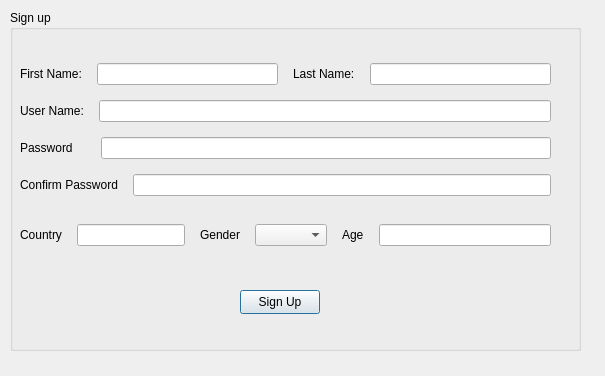
Qt form Guide_me/signup.ui (MARIO00410/Guide-Me) before a commit.
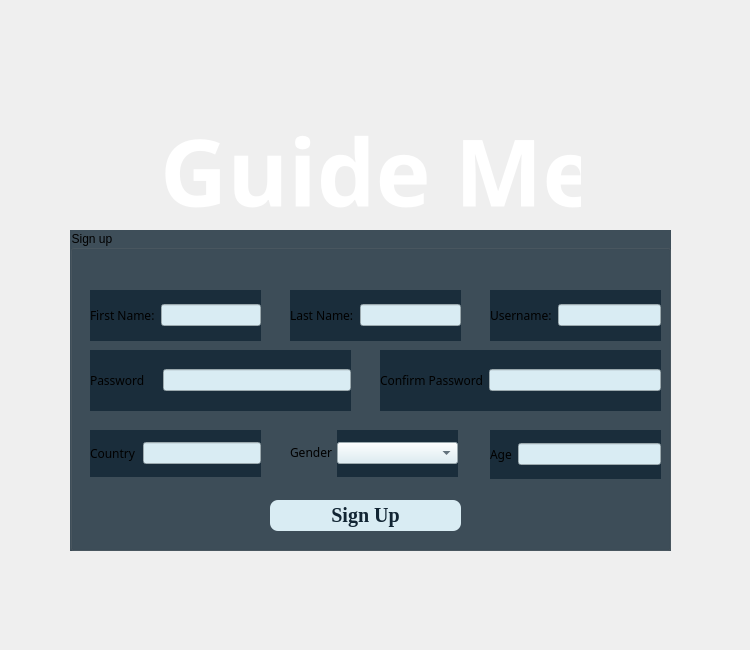
The same form after that commit.

Patch:
```diff
--- a/Guide_me/signup.ui
+++ b/Guide_me/signup.ui
@@ -6,8 +6,8 @@
    <rect>
     <x>0</x>
     <y>0</y>
-    <width>605</width>
-    <height>376</height>
+    <width>750</width>
+    <height>650</height>
    </rect>
   </property>
   <property name="windowTitle">
@@ -16,83 +16,158 @@
   <widget class="QGroupBox" name="groupBox">
    <property name="geometry">
     <rect>
-     <x>10</x>
-     <y>10</y>
-     <width>571</width>
-     <height>341</height>
+     <x>70</x>
+     <y>230</y>
+     <width>601</width>
+     <height>321</height>
     </rect>
    </property>
+   <property name="styleSheet">
+    <string notr="true">background-color:rgba(18,37,51,0.8);
+</string>
+   </property>
    <property name="title">
     <string>Sign up</string>
    </property>
-   <widget class="QWidget" name="layoutWidget">
+   <widget class="QPushButton" name="pushButton">
     <property name="geometry">
      <rect>
-      <x>10</x>
-      <y>40</y>
-      <width>531</width>
-      <height>211</height>
+      <x>200</x>
+      <y>270</y>
+      <width>191</width>
+      <height>31</height>
      </rect>
     </property>
-    <layout class="QVBoxLayout" name="verticalLayout_2">
-     <property name="spacing">
-      <number>15</number>
-     </property>
-     <item>
-      <layout class="QVBoxLayout" name="verticalLayout">
-       <property name="spacing">
-        <number>15</number>
-       </property>
+    <property name="font">
+     <font>
+      <family>Times New Roman</family>
+      <pointsize>15</pointsize>
+      <bold>true</bold>
+     </font>
+    </property>
+    <property name="styleSheet">
+     <string notr="true">background-color:rgba(217,236,243,255);
+color:rgba(18,37,51,255);
+border-radius: 8px;
+</string>
+    </property>
+    <property name="text">
+     <string>Sign Up</string>
+    </property>
+   </widget>
+   <widget class="QWidget" name="layoutWidget">
+    <property name="geometry">
+     <rect>
+      <x>420</x>
+      <y>200</y>
+      <width>171</width>
+      <height>49</height>
+     </rect>
+    </property>
+    <layout class="QHBoxLayout" name="horizontalLayout_9">
        <item>
-        <layout class="QHBoxLayout" name="horizontalLayout_6">
-         <item>
-          <layout class="QHBoxLayout" name="horizontalLayout">
-           <item>
-            <widget class="QLabel" name="label">
+      <widget class="QLabel" name="label_8">
+       <property name="font">
+        <font>
+         <family>Segoe UI Black</family>
+        </font>
+       </property>
+       <property name="styleSheet">
+        <string notr="true">background-color:transparent;</string>
+       </property>
              <property name="text">
-              <string>First Name:</string>
+        <string>Age</string>
              </property>
             </widget>
            </item>
            <item>
-            <widget class="QLineEdit" name="fNameLineEdit"/>
-           </item>
-          </layout>
-         </item>
+      <widget class="QLineEdit" name="AgeLineEdit">
+       <property name="styleSheet">
+        <string notr="true">background-color: rgba(217,236,243,255);
+color: rgba(18,37,51,255);
+</string>
+       </property>
+      </widget>
+     </item>
+    </layout>
+   </widget>
+   <widget class="QWidget" name="layoutWidget">
+    <property name="geometry">
+     <rect>
+      <x>267</x>
+      <y>200</y>
+      <width>121</width>
+      <height>47</height>
+     </rect>
+    </property>
+    <layout class="QHBoxLayout" name="horizontalLayout_8">
          <item>
-          <layout class="QHBoxLayout" name="horizontalLayout_2">
-           <item>
-            <widget class="QLabel" name="label_2">
-             <property name="text">
-              <string>Last Name:</string>
+      <widget class="QComboBox" name="GenderComboBox">
+       <property name="styleSheet">
+        <string notr="true">background-color: rgba(217,236,243,255);
+color: rgba(18,37,51,255);
+</string>
              </property>
             </widget>
            </item>
-           <item>
-            <widget class="QLineEdit" name="lNameLineEdit"/>
-           </item>
-          </layout>
-         </item>
-        </layout>
-       </item>
+    </layout>
+   </widget>
+   <widget class="QWidget" name="layoutWidget">
+    <property name="geometry">
+     <rect>
+      <x>20</x>
+      <y>200</y>
+      <width>171</width>
+      <height>47</height>
+     </rect>
+    </property>
+    <layout class="QHBoxLayout" name="horizontalLayout_7">
        <item>
-        <layout class="QHBoxLayout" name="horizontalLayout_3">
-         <item>
-          <widget class="QLabel" name="label_3">
+      <widget class="QLabel" name="label_6">
+       <property name="font">
+        <font>
+         <family>Segoe UI Black</family>
+        </font>
+       </property>
+       <property name="styleSheet">
+        <string notr="true">background-color:transparent;</string>
+       </property>
            <property name="text">
-            <string>User Name:</string>
+        <string>Country</string>
            </property>
           </widget>
          </item>
          <item>
-          <widget class="QLineEdit" name="uNameLineEdit"/>
-         </item>
-        </layout>
-       </item>
-       <item>
+      <widget class="QLineEdit" name="CountryLineEdit">
+       <property name="styleSheet">
+        <string notr="true">background-color: rgba(217,236,243,255);
+color: rgba(18,37,51,255);
+</string>
+       </property>
+      </widget>
+     </item>
+    </layout>
+   </widget>
+   <widget class="QWidget" name="layoutWidget">
+    <property name="geometry">
+     <rect>
+      <x>20</x>
+      <y>120</y>
+      <width>261</width>
+      <height>61</height>
+     </rect>
+    </property>
         <layout class="QHBoxLayout" name="horizontalLayout_4">
          <item>
           <widget class="QLabel" name="label_4">
+       <property name="font">
+        <font>
+         <family>Segoe UI Black</family>
+        </font>
+       </property>
+       <property name="styleSheet">
+        <string notr="true">background-color:transparent;</string>
+       </property>
            <property name="text">
             <string>Password    </string>
            </property>
@@ -100,17 +175,38 @@
          </item>
          <item>
           <widget class="QLineEdit" name="PassLineEdit">
+       <property name="styleSheet">
+        <string notr="true">background-color: rgba(217,236,243,255);
+color: rgba(18,37,51,255);
+</string>
+       </property>
            <property name="echoMode">
             <enum>QLineEdit::Password</enum>
            </property>
           </widget>
          </item>
         </layout>
-       </item>
-       <item>
+   </widget>
+   <widget class="QWidget" name="layoutWidget">
+    <property name="geometry">
+     <rect>
+      <x>310</x>
+      <y>120</y>
+      <width>281</width>
+      <height>61</height>
+     </rect>
+    </property>
         <layout class="QHBoxLayout" name="horizontalLayout_5">
          <item>
           <widget class="QLabel" name="label_5">
+       <property name="font">
+        <font>
+         <family>Segoe UI Black</family>
+        </font>
+       </property>
+       <property name="styleSheet">
+        <string notr="true">background-color:transparent;</string>
+       </property>
            <property name="text">
             <string>Confirm Password</string>
            </property>
@@ -118,81 +214,201 @@
          </item>
          <item>
           <widget class="QLineEdit" name="cPassLineEdit">
+       <property name="styleSheet">
+        <string notr="true">background-color: rgba(217,236,243,255);
+color: rgba(18,37,51,255);
+</string>
+       </property>
            <property name="echoMode">
             <enum>QLineEdit::Password</enum>
            </property>
           </widget>
          </item>
         </layout>
-       </item>
-      </layout>
+   </widget>
+   <widget class="QWidget" name="layoutWidget">
+    <property name="geometry">
+     <rect>
+      <x>420</x>
+      <y>60</y>
+      <width>171</width>
+      <height>51</height>
+     </rect>
+    </property>
+    <layout class="QHBoxLayout" name="horizontalLayout_3">
+     <item>
+      <widget class="QLabel" name="label_3">
+       <property name="font">
+        <font>
+         <family>Segoe UI Black</family>
+        </font>
+       </property>
+       <property name="styleSheet">
+        <string notr="true">background-color:transparent;</string>
+       </property>
+       <property name="text">
+        <string>Username:</string>
+       </property>
+      </widget>
+     </item>
+     <item>
+      <widget class="QLineEdit" name="uNameLineEdit">
+       <property name="styleSheet">
+        <string notr="true">background-color: rgba(217,236,243,255);
+color: rgba(18,37,51,255);
+</string>
+       </property>
+      </widget>
      </item>
+    </layout>
+   </widget>
+   <widget class="QWidget" name="layoutWidget">
+    <property name="geometry">
+     <rect>
+      <x>20</x>
+      <y>60</y>
+      <width>171</width>
+      <height>51</height>
+     </rect>
+    </property>
+    <layout class="QHBoxLayout" name="horizontalLayout">
      <item>
-      <layout class="QHBoxLayout" name="horizontalLayout_11">
-       <item>
-        <layout class="QHBoxLayout" name="horizontalLayout_10">
-         <item>
-          <layout class="QHBoxLayout" name="horizontalLayout_7">
-           <item>
-            <widget class="QLabel" name="label_6">
+      <widget class="QLabel" name="label">
+       <property name="font">
+        <font>
+         <family>Segoe UI Black</family>
+        </font>
+       </property>
+       <property name="styleSheet">
+        <string notr="true">background-color:transparent;</string>
+       </property>
              <property name="text">
-              <string>Country</string>
+        <string>First Name:</string>
              </property>
             </widget>
            </item>
            <item>
-            <widget class="QLineEdit" name="CountryLineEdit"/>
-           </item>
-          </layout>
+      <widget class="QLineEdit" name="fNameLineEdit">
+       <property name="styleSheet">
+        <string notr="true">background-color: rgba(217,236,243,255);
+color: rgba(18,37,51,255);
+</string>
+       </property>
+      </widget>
+     </item>
+    </layout>
+   </widget>
+   <widget class="QWidget" name="layoutWidget">
+    <property name="geometry">
+     <rect>
+      <x>220</x>
+      <y>60</y>
+      <width>171</width>
+      <height>51</height>
+     </rect>
+    </property>
+    <layout class="QHBoxLayout" name="horizontalLayout_2">
+     <item>
+      <widget class="QLabel" name="label_2">
+       <property name="font">
+        <font>
+         <family>Segoe UI Black</family>
+        </font>
+       </property>
+       <property name="styleSheet">
+        <string notr="true">background-color:transparent;</string>
+       </property>
+       <property name="text">
+        <string>Last Name:</string>
+       </property>
+      </widget>
          </item>
          <item>
-          <layout class="QHBoxLayout" name="horizontalLayout_8">
-           <item>
+      <widget class="QLineEdit" name="lNameLineEdit">
+       <property name="styleSheet">
+        <string notr="true">background-color: rgba(217,236,243,255);
+color: rgba(18,37,51,255);
+</string>
+       </property>
+      </widget>
+     </item>
+    </layout>
+   </widget>
             <widget class="QLabel" name="label_7">
+    <property name="geometry">
+     <rect>
+      <x>220</x>
+      <y>200</y>
+      <width>82</width>
+      <height>45</height>
+     </rect>
+    </property>
+    <property name="font">
+     <font>
+      <family>Segoe UI Black</family>
+     </font>
+    </property>
+    <property name="styleSheet">
+     <string notr="true">background-color:transparent;</string>
+    </property>
              <property name="text">
               <string>Gender</string>
              </property>
             </widget>
-           </item>
-           <item>
-            <widget class="QComboBox" name="GenderComboBox"/>
-           </item>
-          </layout>
-         </item>
-        </layout>
-       </item>
-       <item>
-        <layout class="QHBoxLayout" name="horizontalLayout_9">
-         <item>
-          <widget class="QLabel" name="label_8">
+   <zorder>label_7</zorder>
+   <zorder>pushButton</zorder>
+   <zorder>layoutWidget</zorder>
+   <zorder>layoutWidget</zorder>
+   <zorder>layoutWidget</zorder>
+   <zorder>layoutWidget</zorder>
+   <zorder>layoutWidget</zorder>
+   <zorder>layoutWidget</zorder>
+   <zorder>layoutWidget</zorder>
+   <zorder>layoutWidget</zorder>
+  </widget>
+  <widget class="QLabel" name="background">
+   <property name="geometry">
+    <rect>
+     <x>0</x>
+     <y>0</y>
+     <width>751</width>
+     <height>651</height>
+    </rect>
+   </property>
            <property name="text">
-            <string>Age</string>
-           </property>
-          </widget>
-         </item>
-         <item>
-          <widget class="QLineEdit" name="AgeLineEdit"/>
-         </item>
-        </layout>
-       </item>
-      </layout>
-     </item>
-    </layout>
-   </widget>
-   <widget class="QPushButton" name="pushButton">
+    <string/>
+   </property>
+  </widget>
+  <widget class="QLabel" name="label_9">
     <property name="geometry">
      <rect>
-      <x>230</x>
-      <y>280</y>
-      <width>80</width>
-      <height>24</height>
-     </rect>
-    </property>
+     <x>160</x>
+     <y>100</y>
+     <width>421</width>
+     <height>141</height>
+    </rect>
+   </property>
+   <property name="font">
+    <font>
+     <family>Ubuntu Arabic</family>
+     <pointsize>70</pointsize>
+     <bold>true</bold>
+     <underline>false</underline>
+     <strikeout>false</strikeout>
+    </font>
+   </property>
+   <property name="styleSheet">
+    <string notr="true">color: rgba(255, 255, 255);
+text-align: center;
+    text-decoration: none;</string>
+   </property>
     <property name="text">
-     <string>Sign Up</string>
-    </property>
-   </widget>
-  </widget>
+    <string>Guide Me</string>
+   </property>
+  </widget>
+  <zorder>background</zorder>
+  <zorder>groupBox</zorder>
+  <zorder>label_9</zorder>
  </widget>
  <resources/>
  <connections/>
```
Lines whose indentation alone changed are shown as unchanged.
